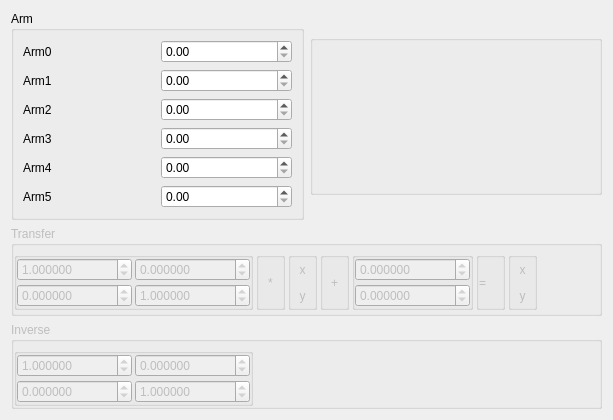
The window that source/wnd/ui/h2config.ui (ww4u/megarobostudio) describes before a commit, drawn with Qt 5.
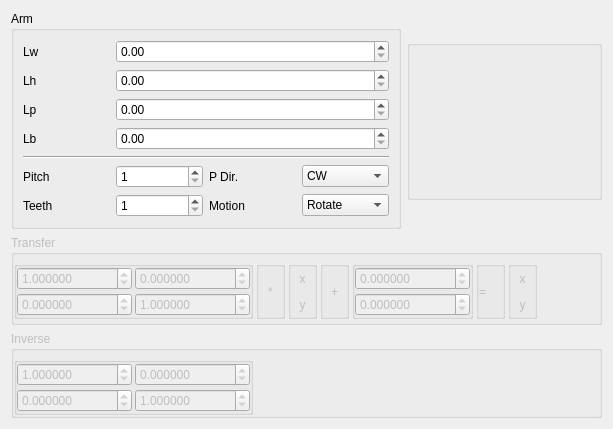
The same window after the commit. Icons and pictures are not drawn.

```diff
--- a/source/wnd/ui/h2config.ui
+++ b/source/wnd/ui/h2config.ui
@@ -27,105 +27,6 @@
      </property>
     </spacer>
    </item>
-   <item row="0" column="0">
-    <widget class="QGroupBox" name="groupBox">
-     <property name="sizePolicy">
-      <sizepolicy hsizetype="Preferred" vsizetype="Preferred">
-       <horstretch>1</horstretch>
-       <verstretch>0</verstretch>
-      </sizepolicy>
-     </property>
-     <property name="title">
-      <string>Arm</string>
-     </property>
-     <layout class="QGridLayout" name="gridLayout">
-      <item row="0" column="0">
-       <widget class="QLabel" name="label">
-        <property name="text">
-         <string>Arm0</string>
-        </property>
-       </widget>
-      </item>
-      <item row="0" column="1">
-       <widget class="QDoubleSpinBox" name="spinArm0">
-        <property name="maximum">
-         <double>10000.000000000000000</double>
-        </property>
-       </widget>
-      </item>
-      <item row="1" column="0">
-       <widget class="QLabel" name="label_2">
-        <property name="text">
-         <string>Arm1</string>
-        </property>
-       </widget>
-      </item>
-      <item row="1" column="1">
-       <widget class="QDoubleSpinBox" name="spinArm1">
-        <property name="maximum">
-         <double>10000.000000000000000</double>
-        </property>
-       </widget>
-      </item>
-      <item row="2" column="0">
-       <widget class="QLabel" name="label_3">
-        <property name="text">
-         <string>Arm2</string>
-        </property>
-       </widget>
-      </item>
-      <item row="2" column="1">
-       <widget class="QDoubleSpinBox" name="spinArm2">
-        <property name="maximum">
-         <double>10000.000000000000000</double>
-        </property>
-       </widget>
-      </item>
-      <item row="3" column="0">
-       <widget class="QLabel" name="label_4">
-        <property name="text">
-         <string>Arm3</string>
-        </property>
-       </widget>
-      </item>
-      <item row="3" column="1">
-       <widget class="QDoubleSpinBox" name="spinArm3">
-        <property name="maximum">
-         <double>10000.000000000000000</double>
-        </property>
-       </widget>
-      </item>
-      <item row="4" column="0">
-       <widget class="QLabel" name="label_5">
-        <property name="text">
-         <string>Arm4</string>
-        </property>
-       </widget>
-      </item>
-      <item row="4" column="1">
-       <widget class="QDoubleSpinBox" name="spinArm4">
-        <property name="maximum">
-         <double>10000.000000000000000</double>
-        </property>
-       </widget>
-      </item>
-      <item row="5" column="0">
-       <widget class="QLabel" name="label_6">
-        <property name="text">
-         <string>Arm5</string>
-        </property>
-       </widget>
-      </item>
-      <item row="5" column="1">
-       <widget class="QDoubleSpinBox" name="spinArm5">
-        <property name="maximum">
-         <double>10000.000000000000000</double>
-        </property>
-       </widget>
-      </item>
-     </layout>
-    </widget>
-   </item>
    <item row="0" column="1">
     <widget class="QGroupBox" name="groupBox_2">
      <property name="sizePolicy">
@@ -546,6 +447,19 @@
       <property name="spacing">
        <number>3</number>
       </property>
+      <item row="0" column="1">
+       <spacer name="horizontalSpacer_2">
+        <property name="orientation">
+         <enum>Qt::Horizontal</enum>
+        </property>
+        <property name="sizeHint" stdset="0">
+         <size>
+          <width>40</width>
+          <height>20</height>
+         </size>
+        </property>
+       </spacer>
+      </item>
       <item row="0" column="0">
        <widget class="QGroupBox" name="groupBox_12">
         <property name="title">
@@ -628,18 +542,159 @@
         </layout>
        </widget>
       </item>
-      <item row="0" column="1">
-       <spacer name="horizontalSpacer_2">
+     </layout>
+    </widget>
+   </item>
+   <item row="0" column="0">
+    <widget class="QGroupBox" name="groupBox">
+     <property name="sizePolicy">
+      <sizepolicy hsizetype="Preferred" vsizetype="Preferred">
+       <horstretch>2</horstretch>
+       <verstretch>0</verstretch>
+      </sizepolicy>
+     </property>
+     <property name="title">
+      <string>Arm</string>
+     </property>
+     <layout class="QGridLayout" name="gridLayout">
+      <item row="5" column="0">
+       <widget class="QLabel" name="label_5">
+        <property name="text">
+         <string>Pitch</string>
+        </property>
+       </widget>
+      </item>
+      <item row="5" column="1">
+       <widget class="QSpinBox" name="spinToothType">
+        <property name="minimum">
+         <number>1</number>
+        </property>
+        <property name="maximum">
+         <number>100</number>
+        </property>
+       </widget>
+      </item>
+      <item row="6" column="0">
+       <widget class="QLabel" name="label_6">
+        <property name="text">
+         <string>Teeth</string>
+        </property>
+       </widget>
+      </item>
+      <item row="1" column="0">
+       <widget class="QLabel" name="label_2">
+        <property name="text">
+         <string>Lh</string>
+        </property>
+       </widget>
+      </item>
+      <item row="0" column="0">
+       <widget class="QLabel" name="label">
+        <property name="text">
+         <string>Lw</string>
+        </property>
+       </widget>
+      </item>
+      <item row="2" column="0">
+       <widget class="QLabel" name="label_3">
+        <property name="text">
+         <string>Lp</string>
+        </property>
+       </widget>
+      </item>
+      <item row="3" column="0">
+       <widget class="QLabel" name="label_4">
+        <property name="text">
+         <string>Lb</string>
+        </property>
+       </widget>
+      </item>
+      <item row="6" column="1">
+       <widget class="QSpinBox" name="spinToothGear">
+        <property name="minimum">
+         <number>1</number>
+        </property>
+        <property name="maximum">
+         <number>100</number>
+        </property>
+       </widget>
+      </item>
+      <item row="6" column="2">
+       <widget class="QLabel" name="label_16">
+        <property name="text">
+         <string>Motion</string>
+        </property>
+       </widget>
+      </item>
+      <item row="5" column="2">
+       <widget class="QLabel" name="label_15">
+        <property name="text">
+         <string>P Dir.</string>
+        </property>
+       </widget>
+      </item>
+      <item row="5" column="3">
+       <widget class="QComboBox" name="cmbPDir">
+        <item>
+         <property name="text">
+          <string>CW</string>
+         </property>
+        </item>
+        <item>
+         <property name="text">
+          <string>CCW</string>
+         </property>
+        </item>
+       </widget>
+      </item>
+      <item row="6" column="3">
+       <widget class="QComboBox" name="cmbMotion">
+        <item>
+         <property name="text">
+          <string>Rotate</string>
+         </property>
+        </item>
+        <item>
+         <property name="text">
+          <string>Line</string>
+         </property>
+        </item>
+       </widget>
+      </item>
+      <item row="4" column="0" colspan="4">
+       <widget class="Line" name="line">
         <property name="orientation">
          <enum>Qt::Horizontal</enum>
         </property>
-        <property name="sizeHint" stdset="0">
-         <size>
-          <width>40</width>
-          <height>20</height>
-         </size>
+       </widget>
+      </item>
+      <item row="0" column="1" colspan="3">
+       <widget class="QDoubleSpinBox" name="spinArm0">
+        <property name="maximum">
+         <double>10000.000000000000000</double>
         </property>
-       </spacer>
+       </widget>
+      </item>
+      <item row="1" column="1" colspan="3">
+       <widget class="QDoubleSpinBox" name="spinArm1">
+        <property name="maximum">
+         <double>10000.000000000000000</double>
+        </property>
+       </widget>
+      </item>
+      <item row="2" column="1" colspan="3">
+       <widget class="QDoubleSpinBox" name="spinArm2">
+        <property name="maximum">
+         <double>10000.000000000000000</double>
+        </property>
+       </widget>
+      </item>
+      <item row="3" column="1" colspan="3">
+       <widget class="QDoubleSpinBox" name="spinArm3">
+        <property name="maximum">
+         <double>10000.000000000000000</double>
+        </property>
+       </widget>
       </item>
      </layout>
     </widget>
```
